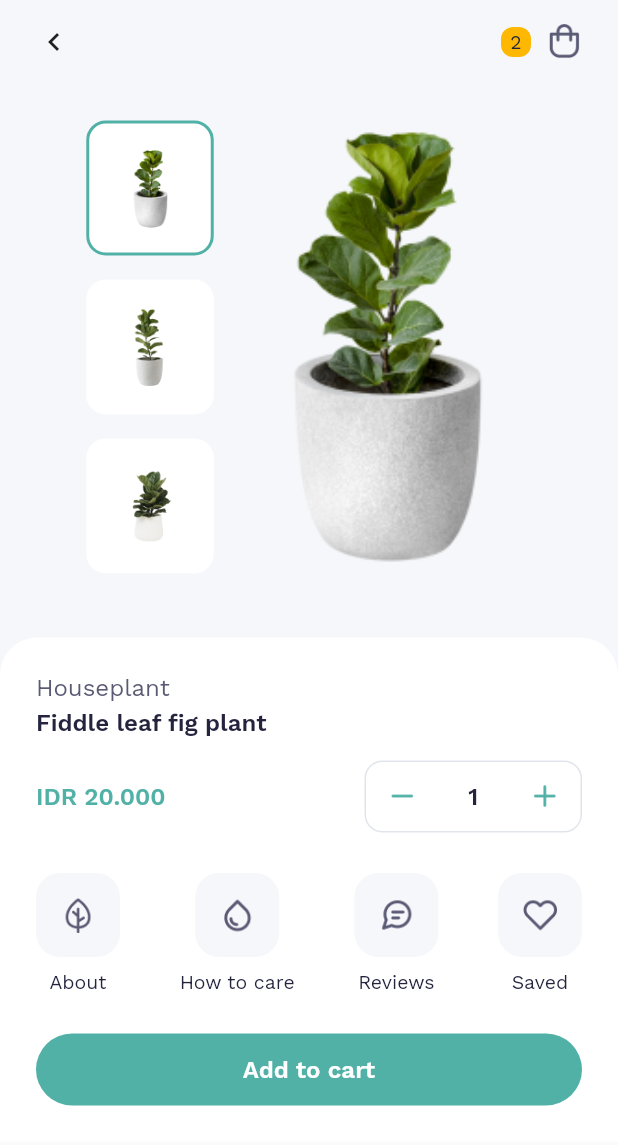
After one commit to Syahro/monstera, a Flutter app: the HouseplantDetailPage screen opened directly, on a phone screen of 412 x 824 dp. The commit adds this screen. Shown: the top 1145 px of the screen. Run offline on Flutter 3.47's test engine with Material 2 defaults, Android fonts, the phone set to English and light mode, and no system bars; our stand-ins replace google_fonts, modal_bottom_sheet.

Commit message:
done modified houseplantDetailpage and add some assets or support

```diff
--- /dev/null
+++ b/lib/pages/houseplant_detail_page.dart
@@ -0,0 +1,216 @@
+import 'package:flutter/material.dart';
+import 'package:monstera/theme.dart';
+import 'package:monstera/widget/flower_info.dart';
+import 'package:monstera/widget/preview_card.dart';
+
+class HouseplantDetailPage extends StatelessWidget {
+  @override
+  Widget build(BuildContext context) {
+    return Scaffold(
+      body: SafeArea(
+        child: Stack(
+          children: [
+            Container(
+              height: 490,
+              width: double.infinity,
+              color: accentColor,
+              child: Padding(
+                padding: EdgeInsets.symmetric(horizontal: 24),
+                child: Column(
+                  children: [
+                    SizedBox(
+                      height: 16,
+                    ),
+                    Row(
+                      crossAxisAlignment: CrossAxisAlignment.center,
+                      children: [
+                        Icon(Icons.chevron_left),
+                        Spacer(),
+                        Container(
+                          height: 20,
+                          width: 20,
+                          decoration: BoxDecoration(
+                            color: warningColor,
+                            borderRadius: BorderRadius.circular(8),
+                          ),
+                          child: Center(
+                            child: Text(
+                              '2',
+                              style: smallTextStyle.copyWith(
+                                color: darkColor,
+                              ),
+                            ),
+                          ),
+                        ),
+                        SizedBox(
+                          width: 10,
+                        ),
+                        Image.asset(
+                          'assets/shopping-bag.png',
+                          width: 24,
+                          height: 24,
+                        ),
+                      ],
+                    ),
+                    SizedBox(
+                      height: 20,
+                    ),
+                    Container(
+                      height: 342.78,
+                      width: double.infinity,
+                      child: Row(
+                        mainAxisAlignment: MainAxisAlignment.center,
+                        children: [
+                          Column(
+                            mainAxisAlignment: MainAxisAlignment.center,
+                            children: [
+                              PreviewCard('preview1.png', true),
+                              SizedBox(
+                                height: 16,
+                              ),
+                              PreviewCard('preview2.png', false),
+                              SizedBox(
+                                height: 16,
+                              ),
+                              PreviewCard('preview3.png', false),
+                            ],
+                          ),
+                          SizedBox(
+                            width: 20,
+                          ),
+                          Image.asset(
+                            'assets/cate12.png',
+                            width: 192,
+                            height: double.infinity,
+                            fit: BoxFit.cover,
+                          ),
+                        ],
+                      ),
+                    )
+                  ],
+                ),
+              ),
+            ),
+            ListView(
+              children: [
+                Padding(
+                  padding: EdgeInsets.only(top: 425),
+                  child: Container(
+                    width: double.infinity,
+                    padding: EdgeInsets.all(24),
+                    decoration: BoxDecoration(
+                      borderRadius: BorderRadius.vertical(
+                        top: Radius.circular(25),
+                      ),
+                      color: whiteColor,
+                    ),
+                    child: Column(
+                      crossAxisAlignment: CrossAxisAlignment.start,
+                      children: [
+                        Text(
+                          'Houseplant',
+                          style: bodyRegularTextStyle.copyWith(
+                            color: subTitleColor,
+                          ),
+                        ),
+                        SizedBox(
+                          height: 4,
+                        ),
+                        Text(
+                          'Fiddle leaf fig plant',
+                          style: bodyBoldTextStyle.copyWith(
+                            color: darkColor,
+                          ),
+                        ),
+                        SizedBox(
+                          height: 16,
+                        ),
+                        Row(
+                          mainAxisAlignment: MainAxisAlignment.spaceBetween,
+                          crossAxisAlignment: CrossAxisAlignment.center,
+                          children: [
+                            Text(
+                              'IDR 20.000',
+                              style: bodyBoldTextStyle.copyWith(
+                                color: primaryColor,
+                              ),
+                            ),
+                            Container(
+                              height: 48,
+                              width: 145,
+                              padding: EdgeInsets.all(12),
+                              decoration: BoxDecoration(
+                                borderRadius: BorderRadius.circular(12),
+                                border: Border.all(color: accentDarkColor),
+                              ),
+                              child: Row(
+                                mainAxisAlignment:
+                                    MainAxisAlignment.spaceBetween,
+                                children: [
+                                  Image.asset(
+                                    'assets/minus.png',
+                                    width: 24,
+                                    height: 24,
+                                    color: primaryColor,
+                                  ),
+                                  Text(
+                                    '1',
+                                    style: bodyBoldTextStyle.copyWith(
+                                      color: darkColor,
+                                    ),
+                                  ),
+                                  Image.asset(
+                                    'assets/plus.png',
+                                    width: 24,
+                                    height: 24,
+                                    color: primaryColor,
+                                  ),
+                                ],
+                              ),
+                            ),
+                          ],
+                        ),
+                        SizedBox(
+                          height: 27,
+                        ),
+                        Row(
+                          mainAxisAlignment: MainAxisAlignment.spaceBetween,
+                          children: [
+                            FlowerInfo('leaf.png', 'About'),
+                            FlowerInfo('droplet.png', 'How to care'),
+                            FlowerInfo('message-circle.png', 'Reviews'),
+                            FlowerInfo('heart.png', 'Saved'),
+                          ],
+                        ),
+                        SizedBox(
+                          height: 27,
+                        ),
+                        Container(
+                          width: double.infinity,
+                          height: 48,
+                          child: FlatButton(
+                            onPressed: () {},
+                            color: primaryColor,
+                            shape: RoundedRectangleBorder(
+                              borderRadius: BorderRadius.circular(24),
+                            ),
+                            child: Text(
+                              'Add to cart',
+                              style: bodyBoldTextStyle.copyWith(
+                                color: whiteColor,
+                              ),
+                            ),
+                          ),
+                        )
+                      ],
+                    ),
+                  ),
+                ),
+              ],
+            ),
+          ],
+        ),
+      ),
+    );
+  }
+}
--- a/lib/pages/houseplant_page.dart
+++ b/lib/pages/houseplant_page.dart
@@ -1,4 +1,5 @@
 import 'package:flutter/material.dart';
+import 'package:monstera/pages/houseplant_detail_page.dart';
 import 'package:monstera/theme.dart';
 import 'package:monstera/widget/home_cateogry_bullet.dart';
 import 'package:monstera/widget/houseplant_card.dart';
@@ -123,13 +124,25 @@ class HouseplantPage extends StatelessWidget {
                                       SizedBox(
                                         height: 16,
                                       ),
-                                      HouseplantCard(
+                                      InkWell(
+                                        onTap: () {
+                                          Navigator.push(
+                                            context,
+                                            MaterialPageRoute(
+                                              builder: (context) {
+                                                return HouseplantDetailPage();
+                                              },
+                                            ),
+                                          );
+                                        },
+                                        child: HouseplantCard(
                                           imageUrl: 'cate12.png',
                                           category: 'Houseplant',
                                           name: 'Fiddle leaf fig\nplant',
                                           price: '150.000',
                                           backgroundImage: palmGradient,
                                           isSize: 'Medium',
+                                        ),
                                       ),
                                       SizedBox(
                                         height: 16,
--- /dev/null
+++ b/lib/widget/flower_info.dart
@@ -0,0 +1,43 @@
+import 'package:flutter/material.dart';
+
+import '../theme.dart';
+
+class FlowerInfo extends StatelessWidget {
+  final String imageUrl;
+  final String title;
+
+  FlowerInfo(
+    this.imageUrl,
+    this.title,
+  );
+  @override
+  Widget build(BuildContext context) {
+    return Column(
+      children: [
+        Container(
+          height: 56,
+          width: 56,
+          padding: EdgeInsets.all(16),
+          decoration: BoxDecoration(
+            color: accentColor,
+            borderRadius: BorderRadius.circular(16),
+          ),
+          child: Image.asset(
+            'assets/$imageUrl',
+            width: double.infinity,
+            height: double.infinity,
+          ),
+        ),
+        SizedBox(
+          height: 9,
+        ),
+        Text(
+          title,
+          style: smallTextStyle.copyWith(
+            color: darkColor,
+          ),
+        ),
+      ],
+    );
+  }
+}
--- /dev/null
+++ b/lib/widget/preview_card.dart
@@ -0,0 +1,37 @@
+import 'package:flutter/material.dart';
+
+import '../theme.dart';
+
+class PreviewCard extends StatelessWidget {
+  final String imageUrl;
+  final bool isAactive;
+
+  PreviewCard(
+    this.imageUrl,
+    this.isAactive,
+  );
+  @override
+  Widget build(BuildContext context) {
+    return Container(
+      height: 90,
+      width: 85,
+      padding: EdgeInsets.symmetric(
+        horizontal: 23,
+        vertical: 14,
+      ),
+      decoration: BoxDecoration(
+        color: whiteColor,
+        borderRadius: BorderRadius.circular(13),
+        border: Border.all(
+          color: isAactive ? primaryColor : whiteColor,
+          width: 2,
+        ),
+      ),
+      child: Image.asset(
+        'assets/$imageUrl',
+        width: double.infinity,
+        height: double.infinity,
+      ),
+    );
+  }
+}
```
Also changed, not shown: assets/droplet.png (added), assets/heart.png (added), assets/message-circle.png (added), assets/preview1.png (added), assets/preview2.png (added), assets/preview3.png (added). Lines whose indentation alone changed are shown as unchanged.
